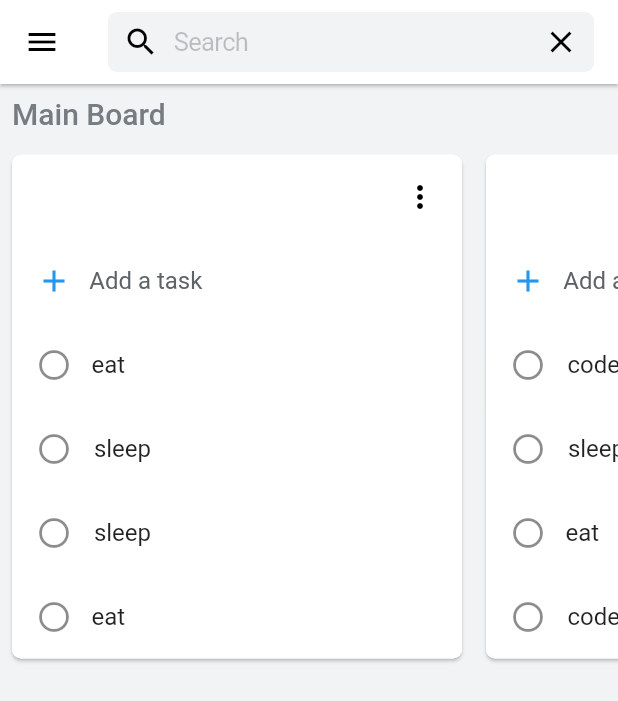
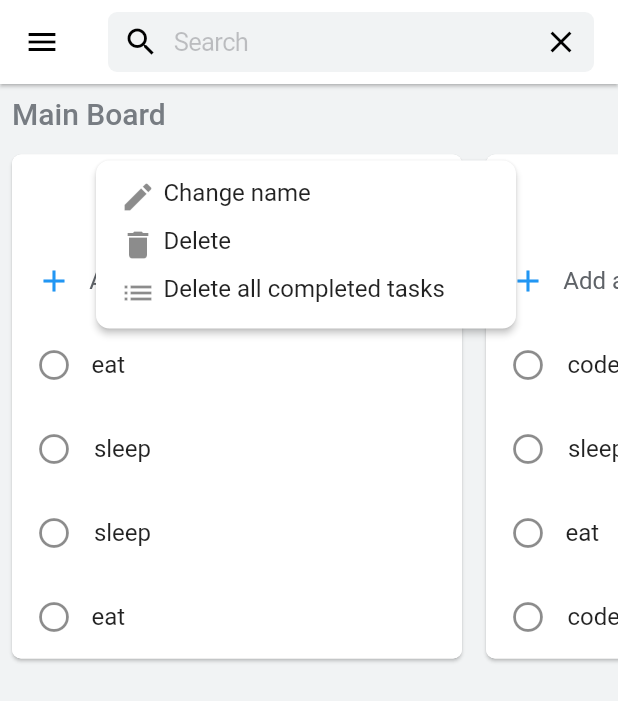
Before and after one commit to plokmij/todo, a Flutter app: the screen it shows after launch, after a tap on the "more vert" icon, on a phone screen of 412 x 824 dp. Shown: the top 701 px of the screen. Run offline on Flutter 3.47's test engine with Material 2 defaults, Android fonts, the phone set to English and light mode, and no system bars; our stand-ins replace google_fonts.

Commit message:
pop up menu static

```diff
--- a/lib/widgets/todo_card.dart
+++ b/lib/widgets/todo_card.dart
@@ -1,4 +1,5 @@
 import 'package:flutter/material.dart';
+import 'package:flutter/rendering.dart';
 import 'package:todo/widgets/add_new_list_button.dart';
 
 class TodoCard extends StatelessWidget {
@@ -32,12 +33,34 @@ class TodoCard extends StatelessWidget {
             mainAxisSize: MainAxisSize.min,
             children: [
               ListTile(
-                trailing: InkWell(
-                  onTap: () {},
-                  child: Icon(
-                    Icons.more_vert,
-                    color: Colors.black,
+                trailing: PopupMenuButton(
+                  //padding: EdgeInsets.zero,
+                  elevation: 2.0,
+                  offset: Offset(52.0, 0),
+                  tooltip: 'Settings',
+                  shape: RoundedRectangleBorder(
+                    borderRadius: BorderRadius.circular(
+                      9,
+                    ),
                   ),
+                  itemBuilder: (BuildContext context) {
+                    return [
+                      buildPopupMenuItem(
+                        icon: Icon(Icons.edit),
+                        title: 'Change name',
+                      ),
+                      buildPopupMenuItem(
+                        icon: Icon(
+                          Icons.delete,
+                        ),
+                        title: 'Delete',
+                      ),
+                      buildPopupMenuItem(
+                        icon: Icon(Icons.list),
+                        title: 'Delete all completed tasks',
+                      ),
+                    ];
+                  },
                 ),
                 title: EditableText(
                   controller: TextEditingController(),
@@ -89,4 +112,27 @@ class TodoCard extends StatelessWidget {
       ),
     );
   }
+
+  PopupMenuItem buildPopupMenuItem({
+    @required Icon icon,
+    @required String title,
+  }) {
+    return PopupMenuItem(
+      height: 4,
+      child: Padding(
+        padding: EdgeInsets.symmetric(
+          vertical: 4,
+        ),
+        child: Row(
+          mainAxisAlignment: MainAxisAlignment.start,
+          crossAxisAlignment: CrossAxisAlignment.start,
+          children: [
+            icon,
+            SizedBox(width: 5),
+            Text(title),
+          ],
+        ),
+      ),
+    );
+  }
 }
```
Also changed, not shown: 1 other file.
